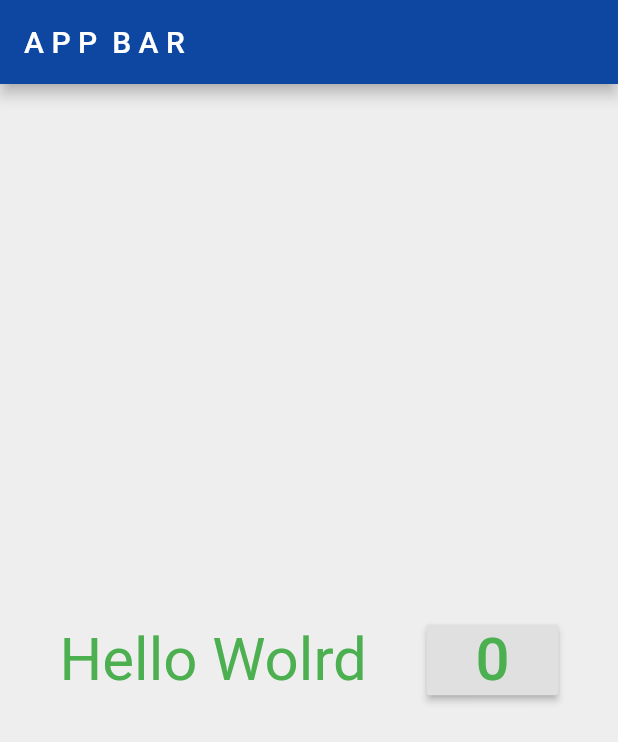
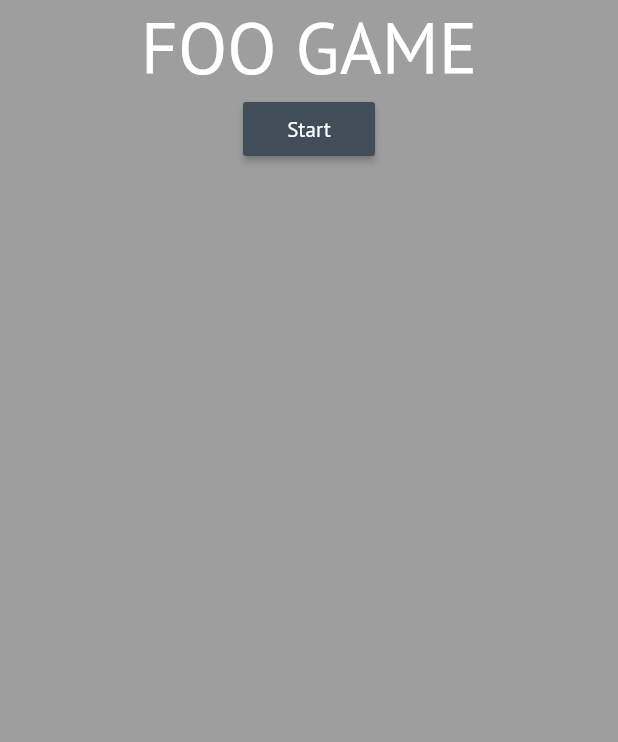
Before and after one commit to gamer-gang/foo-game, a Flutter app: the screen it shows after launch, on a phone screen of 412 x 824 dp. Shown: the top 742 px of the screen. Run offline on Flutter 3.47's test engine with Material 2 defaults, Android fonts, the phone set to English and light mode, and no system bars; our stand-ins replace shared_preferences; missing offline and left inert: flame.

Commit message:
split code into multiple fiels

```diff
--- /dev/null
+++ b/lib/home.dart
@@ -0,0 +1,88 @@
+import 'package:flutter/material.dart';
+
+import 'common.dart';
+import 'overlay.dart';
+
+class HomePage extends StatefulWidget {
+  HomePage({Key key}) : super(key: key);
+
+  @override
+  _HomePageState createState() => _HomePageState();
+}
+
+class _HomePageState extends State<HomePage> {
+  @override
+  Widget build(BuildContext context) {
+    return Scaffold(
+      body: Container(
+        color: Colors.grey,
+        child: Center(
+          child: Column(children: <Widget>[
+            Text(
+              "FOO GAME",
+              style: TextStyle(fontSize: 48, color: Colors.white),
+            ),
+            RaisedButton(
+              child: Text(
+                "Start",
+                style: TextStyle(color: Colors.white),
+              ),
+              onPressed: () => showBottomSheet(
+                elevation: 2,
+                context: context,
+                builder: (context) => Container(
+                  height: 96,
+                  color: darkBlue,
+                  child: Align(
+                    alignment: Alignment.centerLeft,
+                    child: Row(children: <Widget>[
+                      Spacer(flex: 1),
+                      IconButton(
+                        onPressed: () => Navigator.pop(context),
+                        icon: Icon(Icons.arrow_downward),
+                        color: Colors.white,
+                      ),
+                      Text(
+                        "Select file",
+                        style: TextStyle(color: Colors.white),
+                      ),
+                      Spacer(flex: 256),
+                      RaisedButton(
+                        padding: EdgeInsets.all(16),
+                        child: Text(
+                          "File 1",
+                          style: TextStyle(fontSize: 20),
+                        ),
+                        onPressed: () => Navigator.of(context)
+                            .push(PageRouteBuilder(pageBuilder: (context, anim1, anim2) => GamePage(), transitionsBuilder: pageTransition)),
+                      ),
+                      Spacer(flex: 1),
+                      RaisedButton(
+                        padding: EdgeInsets.all(16),
+                        child: Text(
+                          "File 2",
+                          style: TextStyle(fontSize: 20),
+                        ),
+                        onPressed: () {},
+                      ),
+                      Spacer(flex: 1),
+                      RaisedButton(
+                        padding: EdgeInsets.all(16),
+                        child: Text(
+                          "File 3",
+                          style: TextStyle(fontSize: 20),
+                        ),
+                        onPressed: () {},
+                      ),
+                      Spacer(flex: 32),
+                    ]),
+                  ),
+                ),
+              ),
+            )
+          ]),
+        ),
+      ),
+    );
+  }
+}
--- a/lib/main.dart
+++ b/lib/main.dart
@@ -1,58 +1,44 @@
+import 'package:flame/flame.dart';
 import 'package:flutter/material.dart';
+import 'package:flutter/services.dart';
+import 'package:flutter/widgets.dart';
 
-final Color darkBlue = Color.fromARGB(255, 18, 32, 47);
+import 'common.dart';
+import 'home.dart';
 
-void main() {
-  runApp(MyApp());
+void main() => runApp(MainApp());
+
+/*
+Main hierarchy:
+
+void main => StatefulWidget MainApp => [
+  StatefulWidget HomePage ||
+  StatelessWidget Game ||
+  StatefulWidget SettingsPage
+]
+*/
+
+class MainApp extends StatefulWidget {
+  const MainApp({Key key}) : super(key: key);
+
+  @override
+  _MainAppState createState() => _MainAppState();
 }
 
-class MyApp extends StatefulWidget {
-  createState() => MyAppState();
-}
-
-class MyAppState extends State<MyApp> {
-  int foo = 0;
-
+class _MainAppState extends State<MainApp> {
   @override
   Widget build(BuildContext context) {
+    Flame.util.fullScreen();
+    Flame.util.setOrientation(DeviceOrientation.landscapeLeft);
     return MaterialApp(
+      debugShowCheckedModeBanner: false,
       theme: ThemeData(
-        primaryColor: Colors.blue.shade900,
-        backgroundColor: Colors.grey.shade200,
-      ),
-      debugShowCheckedModeBanner: false,
-      home: Scaffold(
-        appBar: AppBar(title: Text('A P P  B A R')),
-        body: Container(
-          color: Colors.grey.shade200,
-          child: Row(
-            children: <Widget>[
-              Spacer(),
-              Center(
-                child: Text(
-                  'Hello Wolrd',
-                  style: TextStyle(color: Colors.green, fontSize: 40.0),
-                ),
-              ),
-              Spacer(),
-              Center(
-                child: RaisedButton(
-                  onPressed: () {
-                    setState(() {
-                      foo++;
-                    });
-                  },
-                  child: Text(
-                    '$foo',
-                    style: TextStyle(color: Colors.green, fontSize: 40.0),
-                  ),
-                ),
-              ),
-              Spacer(),
-            ],
-          ),
-        ),
-      ),
+          backgroundColor: darkBlue,
+          accentColor: Colors.orangeAccent,
+          primaryColor: darkBlue,
+          fontFamily: "PTSans",
+          buttonTheme: ButtonThemeData(buttonColor: darkBlueAccent, textTheme: ButtonTextTheme.normal)),
+      home: Scaffold(body: HomePage()),
     );
   }
 }
```
Also changed, not shown: lib/overlay.dart (added, +119 -0 lines).
